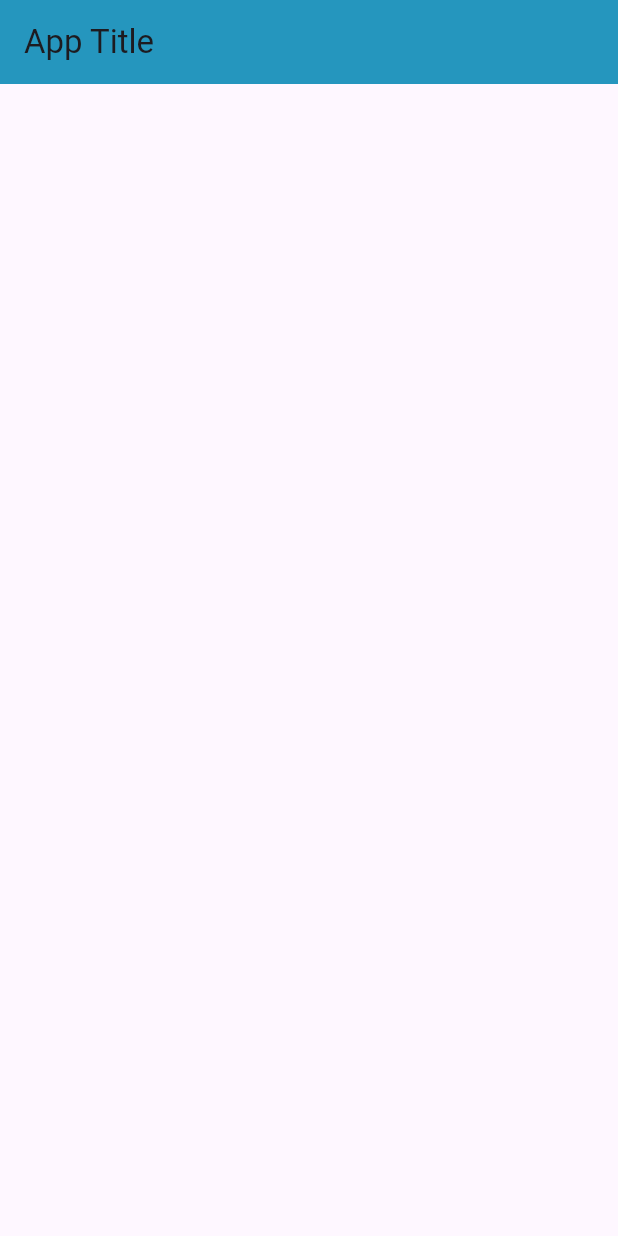
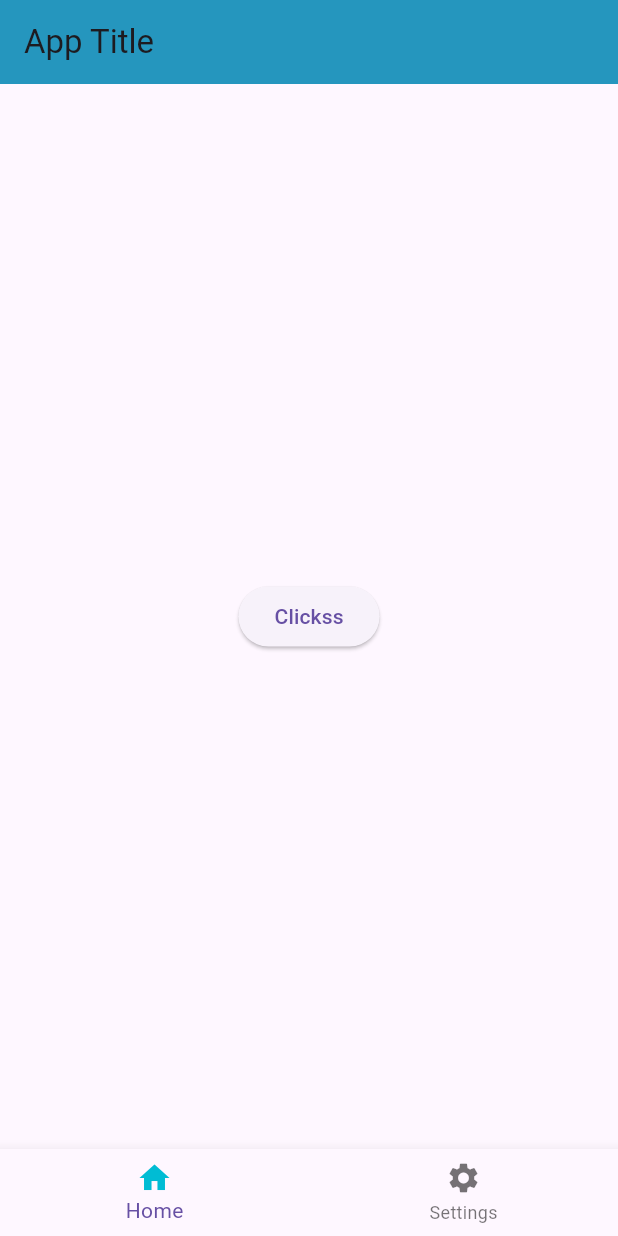
Before and after one commit to Nesgc/flutterLearn, a Flutter app: the screen it shows after launch, on a phone screen of 412 x 824 dp. Run offline on Flutter 3.47's test engine with Material 3 defaults, Android fonts, the phone set to English and light mode, and no system bars.

Commit message:
button center

```diff
--- a/lib/main.dart
+++ b/lib/main.dart
@@ -1,21 +1,51 @@
 import 'package:flutter/material.dart';
 
 void main() {
-  runApp(const MyApp());
+  runApp(MyApp());
 }
 
-class MyApp extends StatelessWidget {
-  const MyApp({super.key});
+class MyApp extends StatefulWidget {
+  MyApp({super.key});
+
+  @override
+  State<MyApp> createState() => _MyAppState();
+}
+
+class _MyAppState extends State<MyApp> {
+  String buttonName = 'Clickss';
 
   @override
   Widget build(BuildContext context) {
     return MaterialApp(
       debugShowCheckedModeBanner: false,
       home: Scaffold(
-          appBar: AppBar(
-        backgroundColor: Color(0xFF2596be),
-        title: Text('App Title'),
-      )),
+        appBar: AppBar(
+          backgroundColor: Color(0xFF2596be),
+          title: const Text('App Title'),
+        ),
+        body: Center(
+          child: ElevatedButton(
+              onPressed: () {
+                setState(() {
+                  buttonName = 'clicked';
+                });
+
+              },
+              child: Text(buttonName)),
+        ),
+        bottomNavigationBar: BottomNavigationBar(
+          items: const [
+            BottomNavigationBarItem(
+              label: 'Home',
+              icon: Icon(color: Colors.cyan, Icons.home),
+            ),
+            BottomNavigationBarItem(
+              label: 'Settings',
+              icon: Icon(Icons.settings),
+            ),
+          ],
+        ),
+      ),
     );
   }
 }
```
Also changed, not shown: 1 other file.
